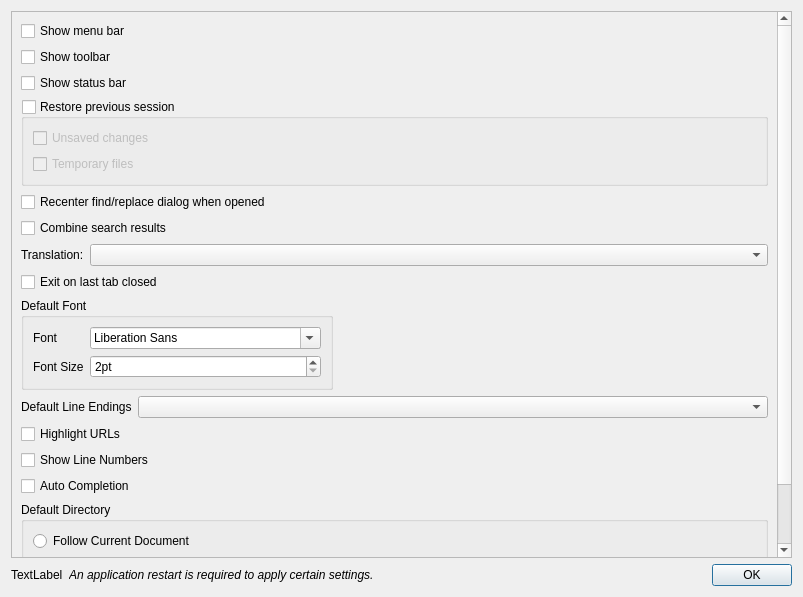
Old version of the form src/dialogs/PreferencesDialog.ui in the repository lebatuananh/NotepadPlusPlus.
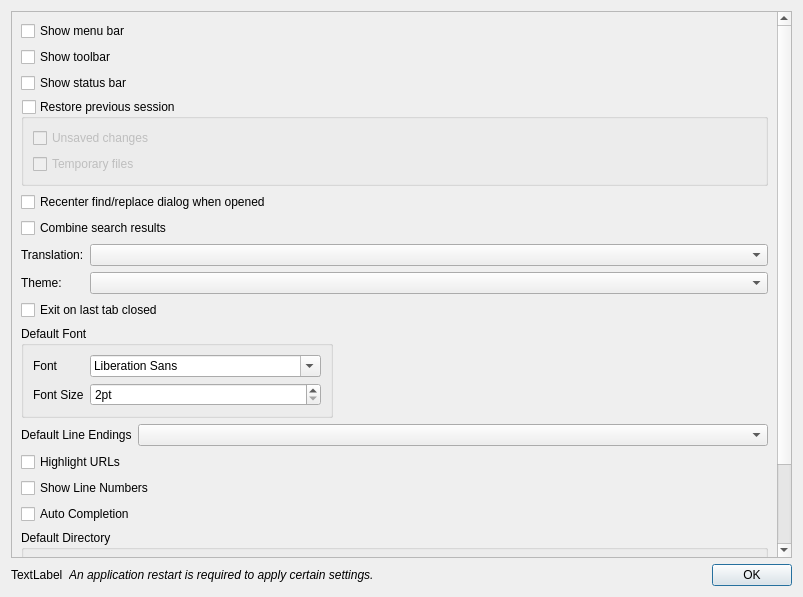
New version of the form.

Commit message: Add dark theme support with system theme detection

Diff of the .ui file:
```diff
--- a/src/dialogs/PreferencesDialog.ui
+++ b/src/dialogs/PreferencesDialog.ui
@@ -115,6 +115,16 @@
            </property>
           </widget>
          </item>
+         <item row="1" column="0">
+          <widget class="QLabel" name="labelTheme">
+           <property name="text">
+            <string>Theme:</string>
+           </property>
+          </widget>
+         </item>
+         <item row="1" column="1">
+          <widget class="QComboBox" name="comboBoxTheme"/>
+         </item>
         </layout>
        </item>
        <item>
```
The commit also changes 13 other files.
